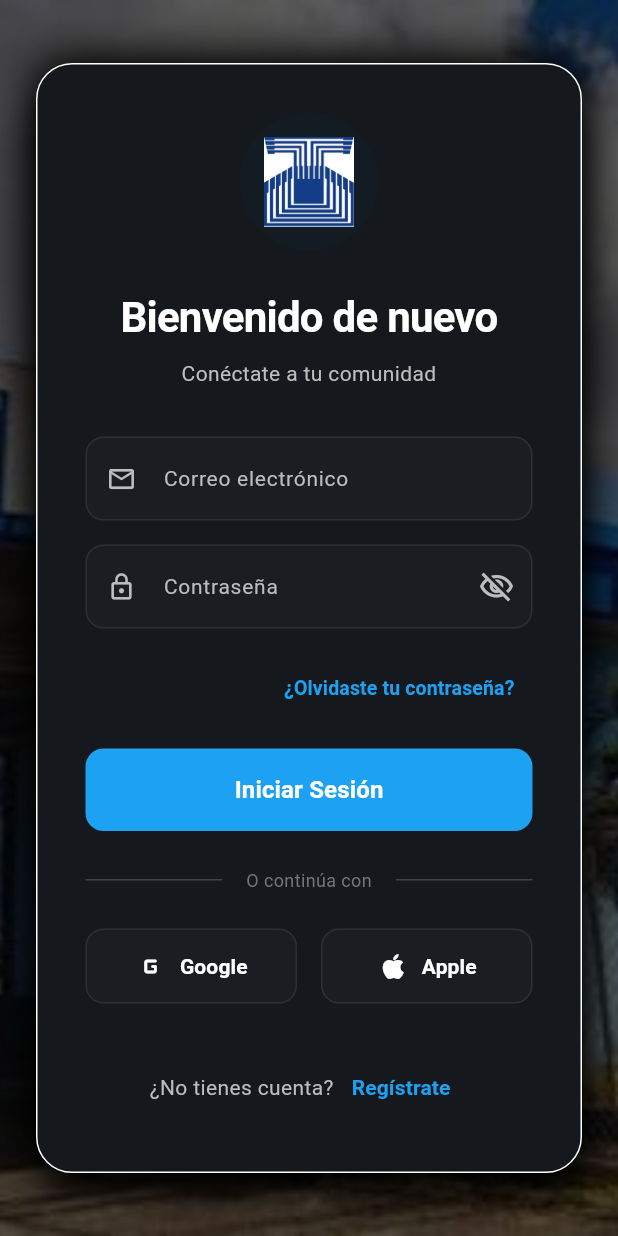
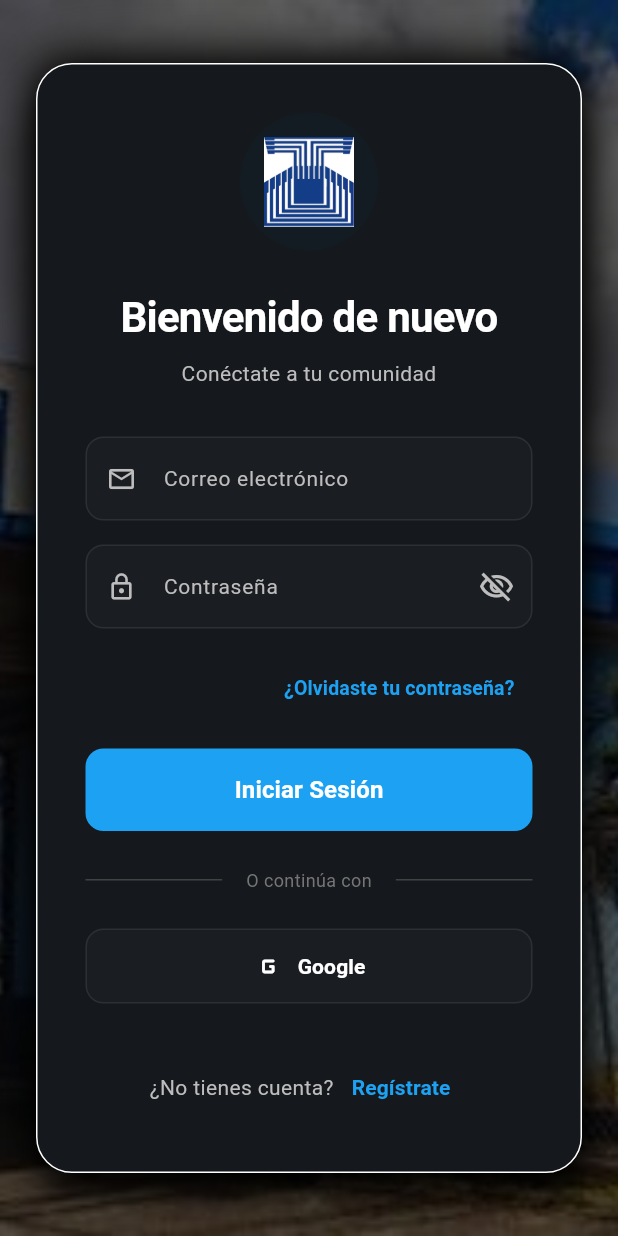
Before and after one commit to Pasek56/Connecnet, a Flutter app: the screen it shows after launch, on a phone screen of 412 x 824 dp. Run offline on Flutter 3.47's test engine with Material 3 defaults, Android fonts, the phone set to English and light mode, and no system bars; our stand-ins replace image_picker, supabase_flutter; accounts and stored records are empty.

Commit message:
De nuevo, adios apple Button

```diff
--- a/lib/screens/login_screen.dart
+++ b/lib/screens/login_screen.dart
@@ -578,21 +578,6 @@ class _LoginScreenState extends State<LoginScreen>
                                 },
                               ),
                             ),
-                            const SizedBox(width: 16),
-                            Expanded(
-                              child: _buildSocialButton(
-                                icon: Icons.apple,
-                                label: 'Apple',
-                                onPressed: () async {
-                                  final supabase = Supabase.instance.client;
-                                  await supabase.auth.signInWithOAuth(
-                                    OAuthProvider.apple,
-                                    redirectTo:
-                                        'https://cjxgqskachxnvnsmwiaa.supabase.co/auth/v1/callback',
-                                  );
-                                },
-                              ),
-                            ),
                           ],
                         ),
                         const SizedBox(height: 32),
```
Also changed, not shown: 3 other files.
